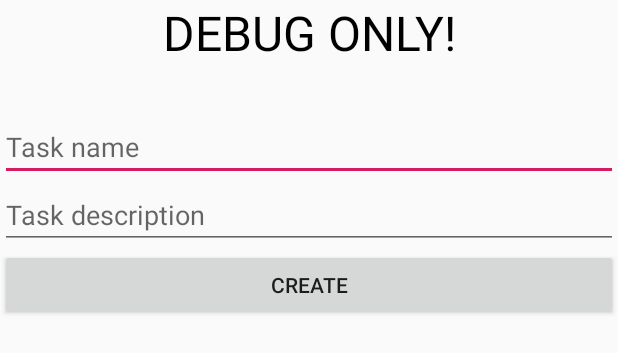
After one commit to akokuliuk/todo_app_sample, an Android app: the layout fragment__add_task_internal.xml on its own in the app's theme, with its tools: preview values and no code run, on a phone screen of 412 x 824 dp. The commit adds this screen. Shown: the top 353 px of the screen. Run offline under Robolectric (Android 15) with nearby library versions, the phone set to English and light mode, and no system bars.

Commit message:
feature(my_list): impl Add Task helper
Implemented helper that allows to send new tasks to the api

```diff
--- a/app/src/main/java/akokuliuk/todoapp/data/remote/AuthenticationSource.kt
+++ b/app/src/main/java/akokuliuk/todoapp/data/remote/AuthenticationSource.kt
@@ -21,7 +21,6 @@ import kotlin.coroutines.resumeWithException
 @Reusable
 class AuthenticationSource @Inject constructor() {
 
-    //TODO: Must be exposed through DI
     private val apolloClient =
         ApolloClient
             .builder()
--- a/app/src/main/java/akokuliuk/todoapp/di/ApplicationComponent.kt
+++ b/app/src/main/java/akokuliuk/todoapp/di/ApplicationComponent.kt
@@ -1,6 +1,7 @@
 package akokuliuk.todoapp.di
 
 import akokuliuk.todoapp.TodoApp
+import akokuliuk.todoapp.data.remote.RemoteTaskSource
 import akokuliuk.todoapp.presentation.my_list.MyListComponent
 import akokuliuk.todoapp.presentation.my_list.MyListFragment
 import dagger.Component
@@ -10,7 +11,10 @@ import javax.inject.Singleton
 @Singleton
 @Component(modules = [TodoApp::class])
 interface ApplicationComponent {
+    //Components
     fun provideMyListComponent(module: MyListFragment): MyListComponent
+
+    fun provideRetomeTaskSource(): RemoteTaskSource
 }
 
 
--- a/app/src/main/java/akokuliuk/todoapp/presentation/my_list/items/TaskItem.kt
+++ b/app/src/main/java/akokuliuk/todoapp/presentation/my_list/items/TaskItem.kt
@@ -18,7 +18,7 @@ abstract class TaskItem : EpoxyModelWithHolder<TaskItem.Holder>() {
     lateinit var name: String
 
     @EpoxyAttribute
-    lateinit var description: String
+    var description: String? = null
 
     @EpoxyAttribute
     var done: Boolean? = null
--- /dev/null
+++ b/app/src/main/res/layout/fragment__add_task_internal.xml
@@ -0,0 +1,33 @@
+<?xml version="1.0" encoding="utf-8"?>
+<LinearLayout xmlns:android="http://schemas.android.com/apk/res/android"
+              android:orientation="vertical"
+              android:layout_width="match_parent"
+              android:layout_height="match_parent">
+
+    <TextView
+            android:layout_width="match_parent"
+            android:layout_height="wrap_content"
+            android:textSize="32sp"
+            android:text="DEBUG ONLY!"
+            android:textColor="@android:color/black"
+            android:paddingBottom="32dp"
+            android:textAlignment="center"/>
+    <EditText
+            android:id="@+id/task_name"
+            android:layout_width="match_parent"
+            android:layout_height="wrap_content"
+            android:hint="Task name"/>
+
+    <EditText
+            android:id="@+id/task_description"
+            android:layout_width="match_parent"
+            android:layout_height="wrap_content"
+            android:hint="Task description"/>
+
+    <Button
+            android:id="@+id/create_task"
+            android:layout_width="match_parent"
+            android:layout_height="wrap_content"
+            android:text="CREATE"/>
+
+</LinearLayout>
--- a/app/src/main/res/layout/fragment__my_list.xml
+++ b/app/src/main/res/layout/fragment__my_list.xml
@@ -22,7 +22,7 @@
              app:layout_constraintBottom_toBottomOf="parent"/>
 
     <com.google.android.material.floatingactionbutton.FloatingActionButton
-            android:id="@+id/fab"
+            android:id="@+id/add_task"
             android:layout_width="wrap_content"
             android:layout_height="wrap_content"
             android:src="@android:drawable/ic_menu_add"
```
Also changed, not shown: app/src/main/java/akokuliuk/todoapp/data/remote/RemoteTaskSource.kt (+28 -1 lines), app/src/main/java/akokuliuk/todoapp/presentation/add_task_internal/AddTaskInternalFragment.kt (added, +47 -0 lines), app/src/main/java/akokuliuk/todoapp/presentation/my_list/MyListFragment.kt (+14 -1 lines), 1 other file.
